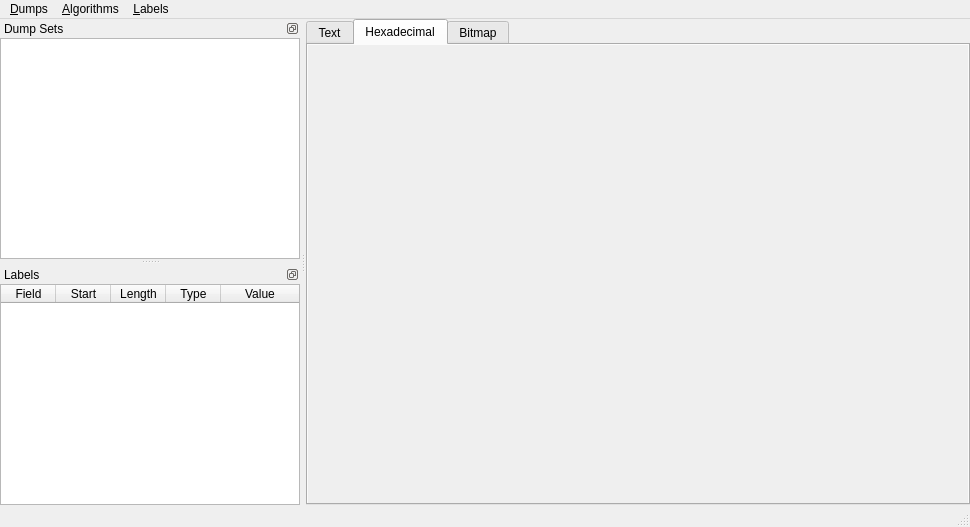
Before: the Qt Designer form BitGrapher/ui/MainWindow.ui in nhurman/data-carving, drawn with Qt 5.
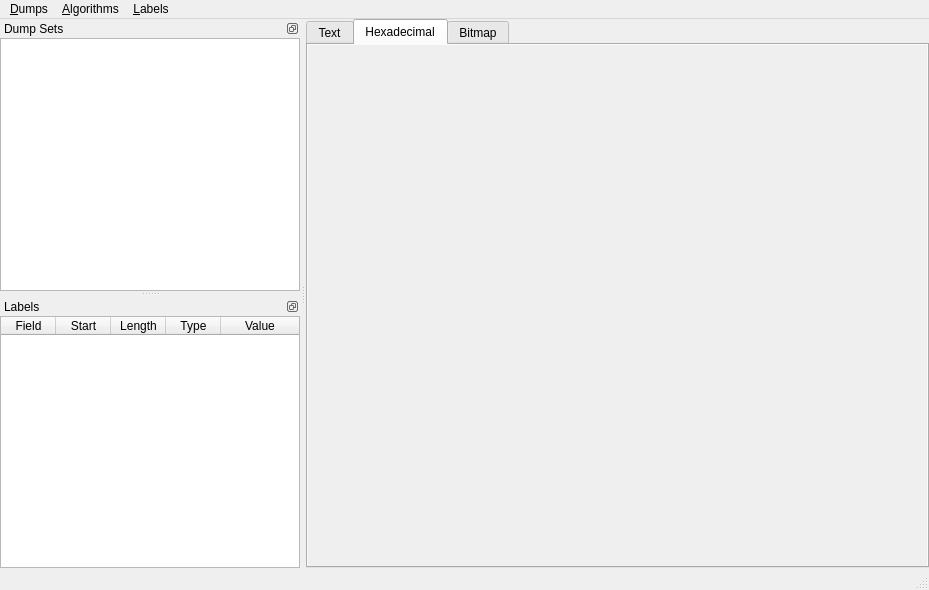
After: the same form once the commit is applied. The open tabs and pages were chosen to show the change. Custom widgets are drawn as their Qt base class.

What changed in the file:
```diff
--- a/BitGrapher/ui/MainWindow.ui
+++ b/BitGrapher/ui/MainWindow.ui
@@ -6,8 +6,8 @@
    <rect>
     <x>0</x>
     <y>0</y>
-    <width>970</width>
-    <height>527</height>
+    <width>929</width>
+    <height>590</height>
    </rect>
   </property>
   <property name="windowTitle">
@@ -109,8 +109,8 @@
             <rect>
              <x>0</x>
              <y>0</y>
-             <width>663</width>
-             <height>462</height>
+             <width>622</width>
+             <height>510</height>
             </rect>
            </property>
           </widget>
@@ -166,8 +166,8 @@
     <rect>
      <x>0</x>
      <y>0</y>
-     <width>970</width>
-     <height>21</height>
+     <width>929</width>
+     <height>26</height>
     </rect>
    </property>
    <widget class="QMenu" name="menuDumps">
@@ -270,7 +270,7 @@
    <property name="minimumSize">
     <size>
      <width>300</width>
-     <height>93</height>
+     <height>113</height>
     </size>
    </property>
    <property name="baseSize">
```
Left out of the diff: 4 changed lines with no effect on the pictures.
